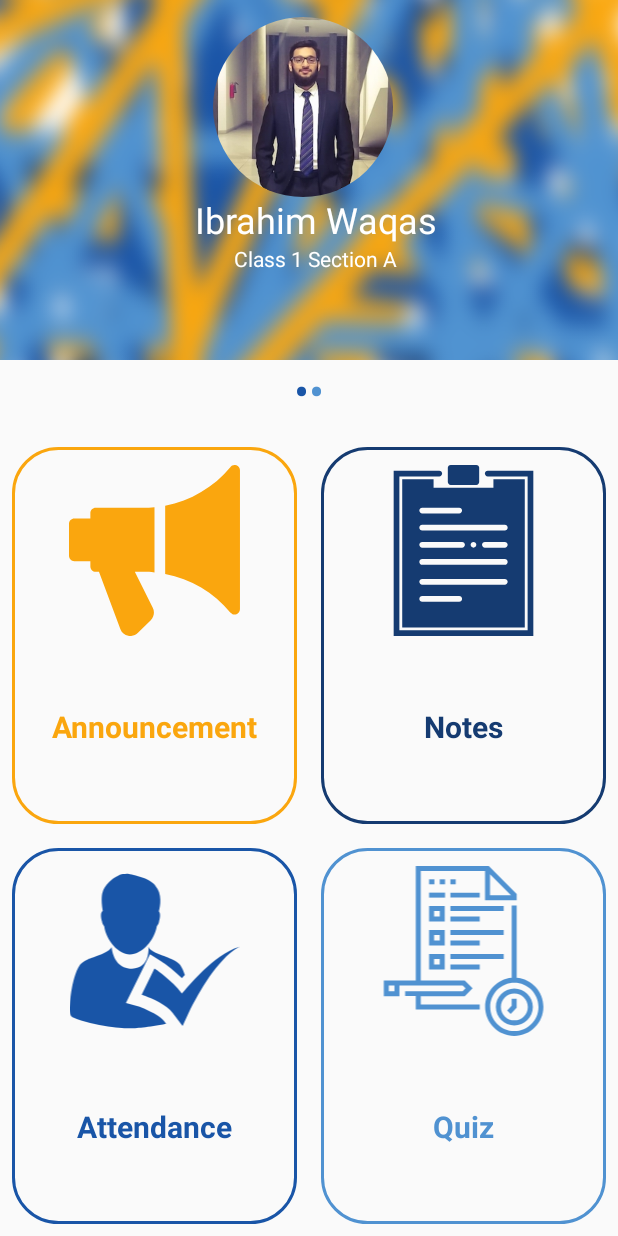
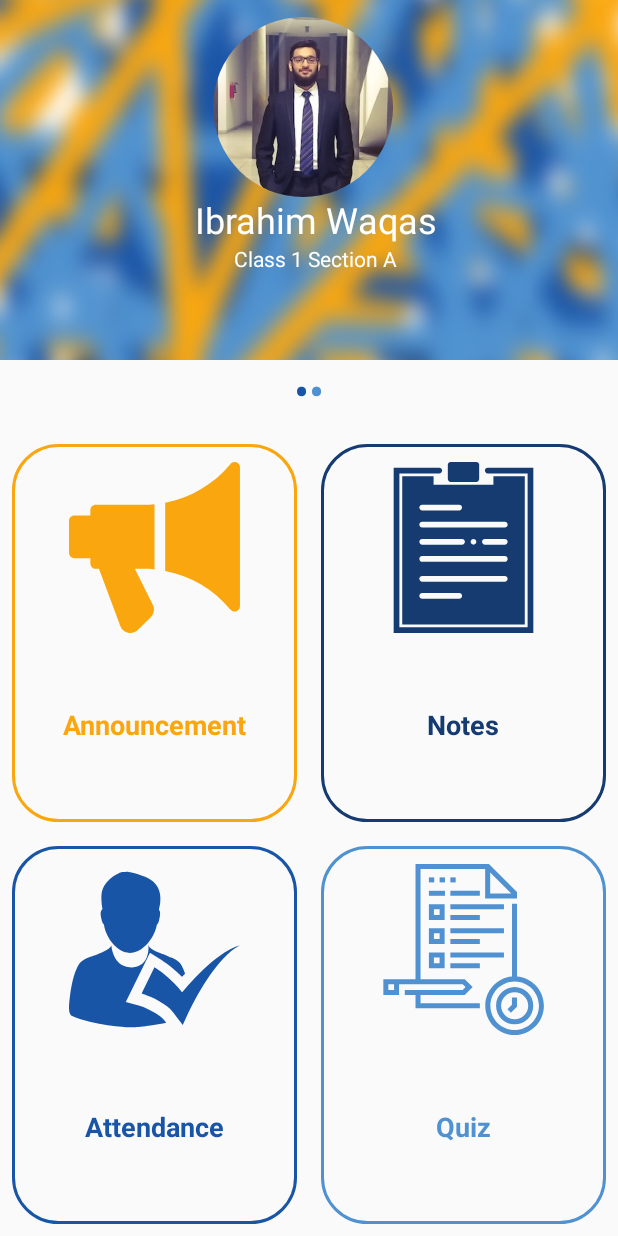
Before and after one commit to mabdullahkhalil/soop, an Android app: the studentCards screen opened directly, with no data from a screen before it, on a phone screen of 412 x 824 dp. Run offline under Robolectric (Android 15) with nearby library versions, the phone set to English and light mode, and no system bars; our stand-ins replace CircleImageView.

Commit message:
student card font change

```diff
--- a/app/src/main/res/layout/activity_student_cards.xml
+++ b/app/src/main/res/layout/activity_student_cards.xml
@@ -21,7 +21,7 @@
                     android:id="@+id/dotLayout1"
                     android:layout_width="match_parent"
                     android:layout_height="30dp"
-                    android:layout_marginBottom="20dp"
+                    android:layout_marginBottom="18dp"
                     android:gravity="center"
                     android:orientation="horizontal">
                 </LinearLayout>
@@ -56,7 +56,7 @@
                             android:layout_height="fill_parent"
                             android:layout_weight="1"
                             android:text="Announcement"
-                            android:textSize="20dp"
+                            android:textSize="18dp"
                             android:textStyle="bold"
                             android:textColor="@color/colorlogo1"
                             android:gravity="center"/>
@@ -85,7 +85,7 @@
                         android:layout_height="fill_parent"
                         android:layout_weight="1"
                         android:text="Notes"
-                        android:textSize="20dp"
+                        android:textSize="18dp"
                         android:textStyle="bold"
                         android:textColor="@color/colorlogo2"
                         android:gravity="center"/>
@@ -127,7 +127,7 @@
                         android:layout_height="fill_parent"
                         android:layout_weight="1"
                         android:text="Attendance"
-                        android:textSize="20dp"
+                        android:textSize="18dp"
                         android:textStyle="bold"
                         android:textColor="@color/colorlogo3"
                         android:gravity="center"/>
@@ -159,7 +159,7 @@
                         android:layout_height="fill_parent"
                         android:layout_weight="1"
                         android:text="Quiz"
-                        android:textSize="20dp"
+                        android:textSize="18dp"
                         android:textStyle="bold"
                         android:textColor="@color/colorlogo4"
                         android:gravity="center"/>
```
